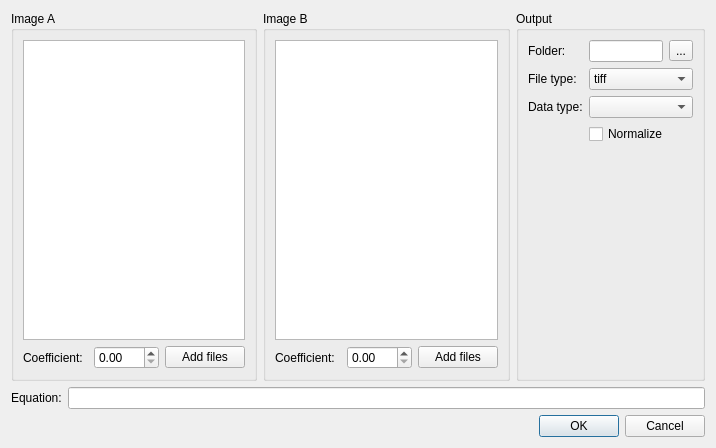
Old version of the form ui_elements/BatchDialog.ui in the repository LabTelc/MMExtract.
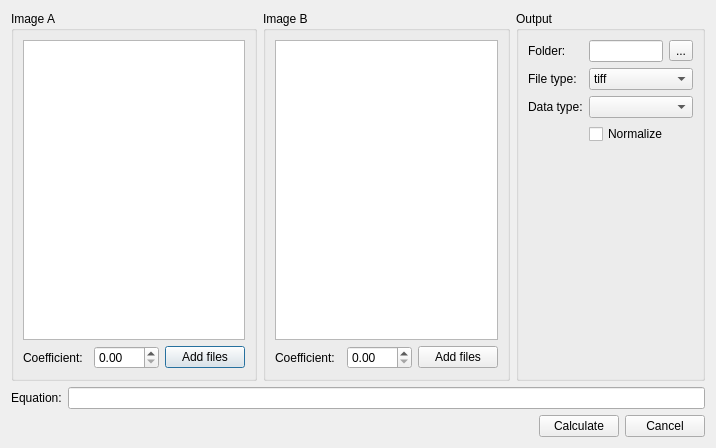
New version of the form. Custom widgets are drawn as their Qt base class.

What changed in the file:
```diff
--- a/ui_elements/BatchDialog.ui
+++ b/ui_elements/BatchDialog.ui
@@ -188,14 +188,35 @@
     </layout>
    </item>
    <item>
-    <widget class="QDialogButtonBox" name="buttonBox">
-     <property name="orientation">
-      <enum>Qt::Horizontal</enum>
-     </property>
-     <property name="standardButtons">
-      <set>QDialogButtonBox::Cancel|QDialogButtonBox::Ok</set>
-     </property>
-    </widget>
+    <layout class="QHBoxLayout" name="horizontalLayout_3">
+     <item>
+      <spacer name="horizontalSpacer">
+       <property name="orientation">
+        <enum>Qt::Horizontal</enum>
+       </property>
+       <property name="sizeHint" stdset="0">
+        <size>
+         <width>40</width>
+         <height>20</height>
+        </size>
+       </property>
+      </spacer>
+     </item>
+     <item>
+      <widget class="QPushButton" name="pb_calculate">
+       <property name="text">
+        <string>Calculate</string>
+       </property>
+      </widget>
+     </item>
+     <item>
+      <widget class="QPushButton" name="pb_cancel">
+       <property name="text">
+        <string>Cancel</string>
+       </property>
+      </widget>
+     </item>
+    </layout>
    </item>
   </layout>
  </widget>
```
Left out of the diff: 28 changed lines with no effect on the pictures.
